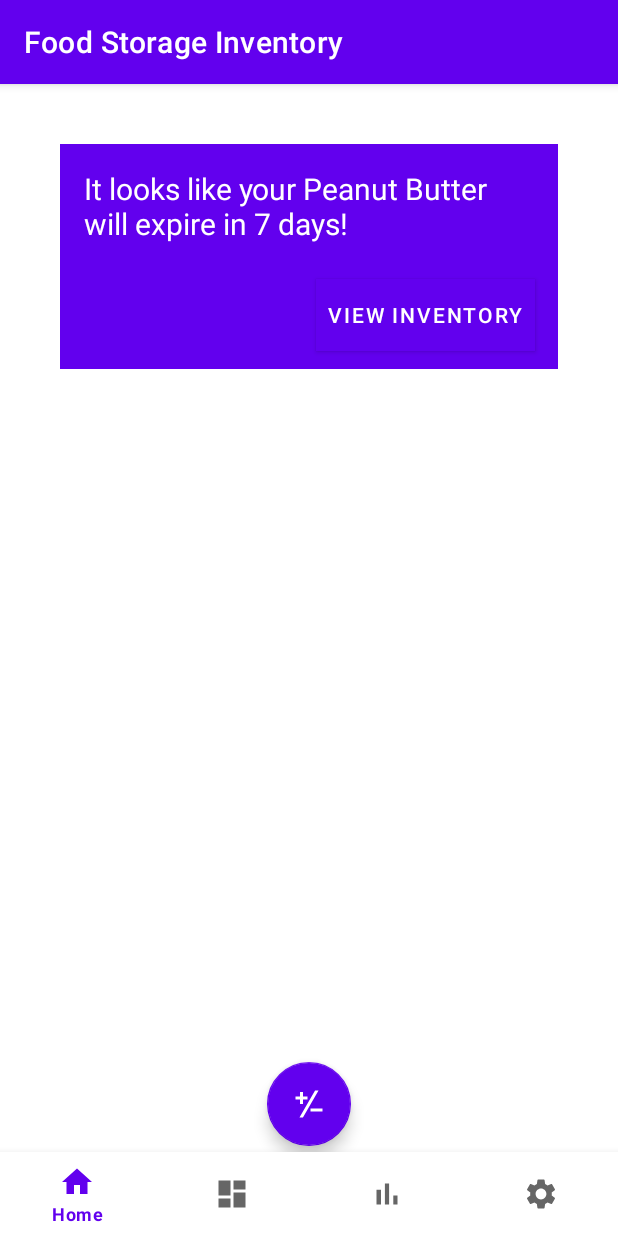
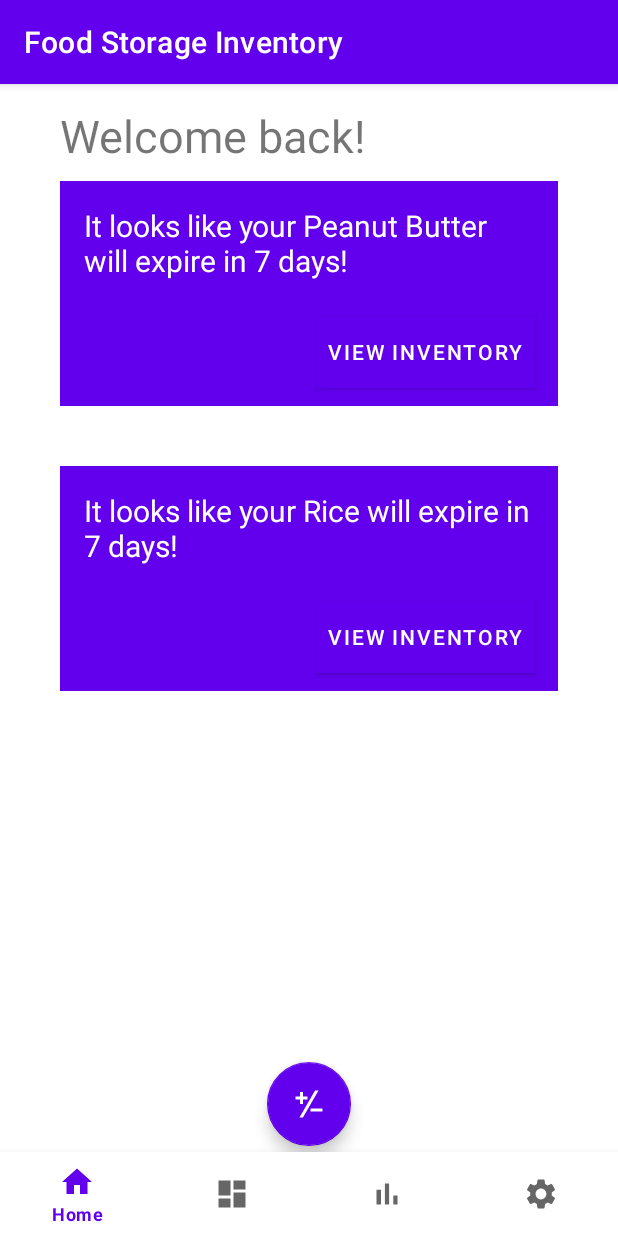
Before and after one commit to amj311/FoodInventoryDemo, an Android app: the screen it shows after launch (MainActivity), on a phone screen of 412 x 824 dp. Run offline under Robolectric (Android 15) with nearby library versions, the phone set to English and light mode, and no system bars; our stand-ins replace Volley, navigation-ui.

```diff
--- a/app/src/main/java/com/example/foodinventorydemo/ui/home/HomeFragment.java
+++ b/app/src/main/java/com/example/foodinventorydemo/ui/home/HomeFragment.java
@@ -23,6 +23,8 @@ public class HomeFragment extends Fragment {
         View root = inflater.inflate(R.layout.fragment_home, container, false);
         final TextView textView = root.findViewById(R.id.text_home);
         textView.setText("It looks like your Peanut Butter will expire in 7 days!");
+        final TextView textView1 = root.findViewById(R.id.text_home2);
+        textView1.setText("It looks like your Rice will expire in 7 days!");
 
         final Button viewButton = root.findViewById(R.id.view_inventory_button);
         viewButton.setOnClickListener(new View.OnClickListener() {
@@ -33,6 +35,15 @@ public class HomeFragment extends Fragment {
             }
         });
 
+        final Button viewButton2 = root.findViewById(R.id.view_inventory_button2);
+        viewButton2.setOnClickListener(new View.OnClickListener() {
+            @Override
+            public void onClick(View v) {
+                NavController navController = Navigation.findNavController(v);
+                navController.navigate(R.id.navigation_inventory);
+            }
+        });
+
         return root;
     }
 }
--- a/app/src/main/res/layout/fragment_home.xml
+++ b/app/src/main/res/layout/fragment_home.xml
@@ -6,13 +6,26 @@
     android:layout_height="match_parent"
     tools:context=".ui.home.HomeFragment">
 
+    <TextView
+        android:id="@+id/welcome_back"
+        android:layout_width="wrap_content"
+        app:layout_constraintTop_toTopOf="parent"
+        app:layout_constraintLeft_toLeftOf="parent"
+        android:layout_marginLeft="40dp"
+        android:layout_marginTop="14dp"
+        android:textSize="30sp"
+        android:layout_height="wrap_content"
+        android:text="Welcome back!"/>
+
     <androidx.constraintlayout.widget.ConstraintLayout
         android:id="@+id/inventory_alert"
         android:layout_width="match_parent"
         android:layout_height="150dp"
-        android:layout_margin="40dp"
+        android:layout_marginTop="10dp"
+        android:layout_marginLeft="40dp"
+        android:layout_marginRight="40dp"
         android:background="@color/colorPrimary"
-        app:layout_constraintTop_toTopOf="parent"
+        app:layout_constraintTop_toBottomOf="@id/welcome_back"
         app:layout_constraintLeft_toLeftOf="parent"
         app:layout_constraintRight_toRightOf="parent">
 
@@ -47,5 +60,46 @@
 
     </androidx.constraintlayout.widget.ConstraintLayout>
 
+    <androidx.constraintlayout.widget.ConstraintLayout
+        android:id="@+id/inventory_alert2"
+        android:layout_width="match_parent"
+        android:layout_height="150dp"
+        android:layout_margin="40dp"
+        android:background="@color/colorPrimary"
+        app:layout_constraintTop_toBottomOf="@id/inventory_alert"
+        app:layout_constraintLeft_toLeftOf="parent"
+        app:layout_constraintRight_toRightOf="parent">
+
+        <TextView
+            android:id="@+id/text_home2"
+            android:layout_width="match_parent"
+            android:layout_height="wrap_content"
+            android:layout_marginStart="8dp"
+            android:layout_marginTop="8dp"
+            android:layout_marginEnd="8dp"
+            android:textAlignment="textStart"
+            android:textSize="20sp"
+            android:textColor="#FFFFFF"
+            android:padding="8dp"
+            app:layout_constraintEnd_toEndOf="parent"
+            app:layout_constraintStart_toStartOf="parent"
+            app:layout_constraintTop_toTopOf="parent"
+            tools:text="It looks like your Rice is going to expire in 7 days!"
+            android:gravity="start" />
+
+        <Button
+            android:id="@+id/view_inventory_button2"
+            android:layout_width="wrap_content"
+            android:layout_height="wrap_content"
+            android:background="@color/colorPrimaryDark"
+            android:textColor="#FFFFFF"
+            android:padding="8dp"
+            app:layout_constraintTop_toBottomOf="@id/text_home2"
+            app:layout_constraintRight_toRightOf="parent"
+            android:layout_margin="15dp"
+            android:text="View Inventory"/>
+
+    </androidx.constraintlayout.widget.ConstraintLayout>
+
 
 </androidx.constraintlayout.widget.ConstraintLayout>
```
Also changed, not shown: app/src/main/java/com/example/foodinventorydemo/ui/inventory/InventoryFragment.java (+12 -3 lines), app/src/main/res/drawable/ic_baseline_delete_24.xml (added, +10 -0 lines), app/src/main/res/layout/list_item.xml (+8 -0 lines).
